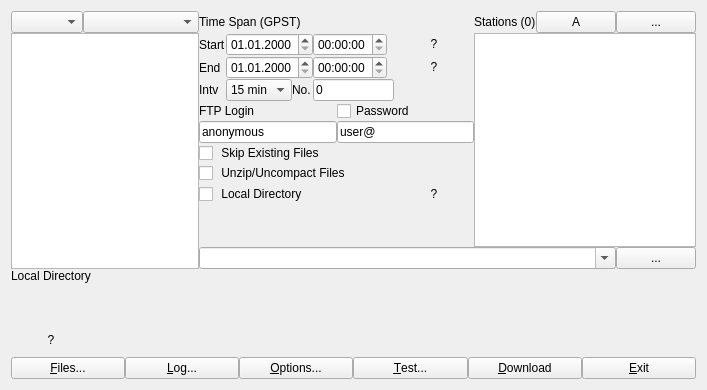
Above: app/rtkget_qt/getmain.ui from tomojitakasu/RTKLIB before the change. Below: the same form after it.
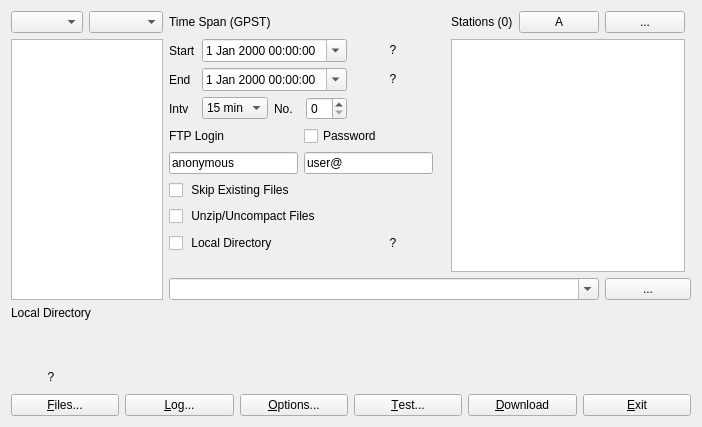
That is the form after the change. Icons and pictures are not drawn.

The edit to the form file:
```diff
--- a/app/rtkget_qt/getmain.ui
+++ b/app/rtkget_qt/getmain.ui
@@ -6,8 +6,8 @@
    <rect>
     <x>0</x>
     <y>0</y>
-    <width>707</width>
-    <height>390</height>
+    <width>702</width>
+    <height>412</height>
    </rect>
   </property>
   <property name="windowTitle">
@@ -44,9 +44,6 @@
       <property name="bottomMargin">
        <number>0</number>
       </property>
-      <property name="spacing">
-       <number>0</number>
-      </property>
       <item row="3" column="3">
        <widget class="QCheckBox" name="SkipExist">
         <property name="toolTip">
@@ -132,37 +129,6 @@
          <property name="bottomMargin">
           <number>0</number>
          </property>
-         <property name="spacing">
-          <number>0</number>
-         </property>
-         <item row="2" column="6">
-          <widget class="QPushButton" name="BtnTime2">
-           <property name="enabled">
-            <bool>true</bool>
-           </property>
-           <property name="sizePolicy">
-            <sizepolicy hsizetype="Fixed" vsizetype="Fixed">
-             <horstretch>0</horstretch>
-             <verstretch>0</verstretch>
-            </sizepolicy>
-           </property>
-           <property name="toolTip">
-            <string/>
-           </property>
-           <property name="text">
-            <string>?</string>
-           </property>
-           <property name="flat">
-            <bool>true</bool>
-           </property>
-          </widget>
-         </item>
-         <item row="1" column="4">
-          <widget class="QTimeEdit" name="TimeH1"/>
-         </item>
-         <item row="2" column="4">
-          <widget class="QTimeEdit" name="TimeH2"/>
-         </item>
          <item row="1" column="0">
           <widget class="QLabel" name="Label1">
            <property name="enabled">
@@ -176,15 +142,8 @@
            </property>
           </widget>
          </item>
-         <item row="1" column="1" colspan="2">
-          <widget class="QDateEdit" name="TimeY1">
-           <property name="displayFormat">
-            <string>dd.MM.yyyy</string>
-           </property>
-          </widget>
-         </item>
-         <item row="3" column="0">
-          <widget class="QLabel" name="Label7">
+         <item row="2" column="0">
+          <widget class="QLabel" name="Label3">
            <property name="enabled">
             <bool>true</bool>
            </property>
@@ -192,7 +151,7 @@
             <string/>
            </property>
            <property name="text">
-            <string>Intv</string>
+            <string>End</string>
            </property>
           </widget>
          </item>
@@ -246,8 +205,8 @@
            </item>
           </widget>
          </item>
-         <item row="1" column="6">
-          <widget class="QPushButton" name="BtnTime1">
+         <item row="2" column="5">
+          <widget class="QPushButton" name="BtnTime2">
            <property name="enabled">
             <bool>true</bool>
            </property>
@@ -268,19 +227,6 @@
            </property>
           </widget>
          </item>
-         <item row="3" column="4" colspan="2">
-          <widget class="QLineEdit" name="Number">
-           <property name="enabled">
-            <bool>true</bool>
-           </property>
-           <property name="toolTip">
-            <string/>
-           </property>
-           <property name="text">
-            <string>0</string>
-           </property>
-          </widget>
-         </item>
          <item row="3" column="2" colspan="2">
           <widget class="QLabel" name="Label2">
            <property name="enabled">
@@ -294,8 +240,8 @@
            </property>
           </widget>
          </item>
-         <item row="2" column="0">
-          <widget class="QLabel" name="Label3">
+         <item row="3" column="0">
+          <widget class="QLabel" name="Label7">
            <property name="enabled">
             <bool>true</bool>
            </property>
@@ -303,14 +249,46 @@
             <string/>
            </property>
            <property name="text">
-            <string>End</string>
+            <string>Intv</string>
            </property>
           </widget>
          </item>
-         <item row="2" column="1" colspan="2">
-          <widget class="QDateEdit" name="TimeY2">
-           <property name="displayFormat">
-            <string>dd.MM.yyyy</string>
+         <item row="1" column="5">
+          <widget class="QPushButton" name="BtnTime1">
+           <property name="enabled">
+            <bool>true</bool>
+           </property>
+           <property name="sizePolicy">
+            <sizepolicy hsizetype="Fixed" vsizetype="Fixed">
+             <horstretch>0</horstretch>
+             <verstretch>0</verstretch>
+            </sizepolicy>
+           </property>
+           <property name="toolTip">
+            <string/>
+           </property>
+           <property name="text">
+            <string>?</string>
+           </property>
+           <property name="flat">
+            <bool>true</bool>
+           </property>
+          </widget>
+         </item>
+         <item row="3" column="4">
+          <widget class="QSpinBox" name="Number"/>
+         </item>
+         <item row="1" column="1" colspan="4">
+          <widget class="QDateTimeEdit" name="dateTime1">
+           <property name="calendarPopup">
+            <bool>true</bool>
+           </property>
+          </widget>
+         </item>
+         <item row="2" column="1" colspan="4">
+          <widget class="QDateTimeEdit" name="dateTime2">
+           <property name="calendarPopup">
+            <bool>true</bool>
            </property>
           </widget>
          </item>
@@ -467,9 +445,6 @@
          <property name="bottomMargin">
           <number>0</number>
          </property>
-         <property name="spacing">
-          <number>0</number>
-         </property>
          <item row="1" column="1">
           <widget class="QLineEdit" name="FtpPasswd">
            <property name="enabled">
@@ -572,9 +547,6 @@
       <string/>
      </property>
      <layout class="QHBoxLayout" name="horizontalLayout_2">
-      <property name="spacing">
-       <number>0</number>
-      </property>
       <property name="leftMargin">
        <number>0</number>
       </property>
@@ -630,9 +602,6 @@
       <string/>
      </property>
      <layout class="QHBoxLayout" name="horizontalLayout_3">
-      <property name="spacing">
-       <number>0</number>
-      </property>
       <property name="leftMargin">
        <number>0</number>
       </property>
@@ -698,9 +667,6 @@
       <string/>
      </property>
      <layout class="QHBoxLayout" name="horizontalLayout_4">
-      <property name="spacing">
-       <number>0</number>
-      </property>
       <property name="leftMargin">
        <number>0</number>
       </property>
@@ -772,7 +738,7 @@
          <string/>
         </property>
         <property name="icon">
-         <iconset resource="rtkget_qt.qrc">
+         <iconset resource="../rtkconv_qt/rtkconv_qt.qrc">
           <normaloff>:/buttons/ttray.bmp</normaloff>:/buttons/ttray.bmp</iconset>
         </property>
         <property name="flat">
@@ -804,9 +770,6 @@
       <string/>
      </property>
      <layout class="QHBoxLayout" name="horizontalLayout">
-      <property name="spacing">
-       <number>0</number>
-      </property>
       <property name="leftMargin">
        <number>0</number>
       </property>
```
Left out of the diff: 2 changed lines with no effect on the pictures.
